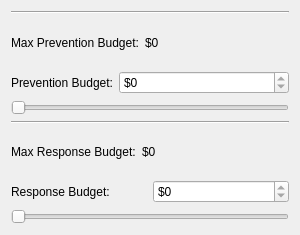
dmzgroup/mbra, file plugins/calculate/BudgetForm.ui: the form before one commit.
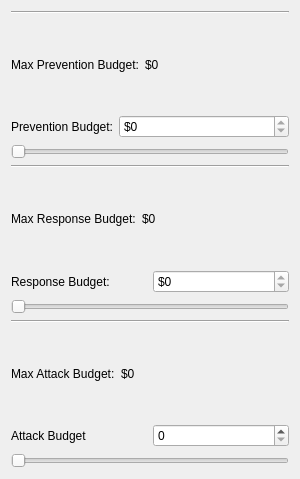
The form after the commit.

What changed in the file:
```diff
--- a/plugins/calculate/BudgetForm.ui
+++ b/plugins/calculate/BudgetForm.ui
@@ -7,7 +7,7 @@
     <x>0</x>
     <y>0</y>
     <width>300</width>
-    <height>235</height>
+    <height>479</height>
    </rect>
   </property>
   <property name="windowTitle">
@@ -170,6 +170,65 @@
      </property>
     </widget>
    </item>
+   <item>
+    <widget class="Line" name="line_3">
+     <property name="orientation">
+      <enum>Qt::Horizontal</enum>
+     </property>
+    </widget>
+   </item>
+   <item>
+    <layout class="QHBoxLayout" name="horizontalLayout_5">
+     <item>
+      <widget class="QLabel" name="label_5">
+       <property name="text">
+        <string>Max Attack Budget:</string>
+       </property>
+      </widget>
+     </item>
+     <item>
+      <widget class="QLabel" name="macLabel">
+       <property name="text">
+        <string>$0</string>
+       </property>
+      </widget>
+     </item>
+     <item>
+      <spacer name="horizontalSpacer_2">
+       <property name="orientation">
+        <enum>Qt::Horizontal</enum>
+       </property>
+       <property name="sizeHint" stdset="0">
+        <size>
+         <width>40</width>
+         <height>20</height>
+        </size>
+       </property>
+      </spacer>
+     </item>
+    </layout>
+   </item>
+   <item>
+    <layout class="QHBoxLayout" name="horizontalLayout_6">
+     <item>
+      <widget class="QLabel" name="acLabel">
+       <property name="text">
+        <string>Attack Budget</string>
+       </property>
+      </widget>
+     </item>
+     <item>
+      <widget class="QSpinBox" name="attackBudgetBox"/>
+     </item>
+    </layout>
+   </item>
+   <item>
+    <widget class="QSlider" name="attackBudgetSlider">
+     <property name="orientation">
+      <enum>Qt::Horizontal</enum>
+     </property>
+    </widget>
+   </item>
   </layout>
  </widget>
  <tabstops>
```
Left out of the diff: 32 changed lines with no effect on the pictures.
